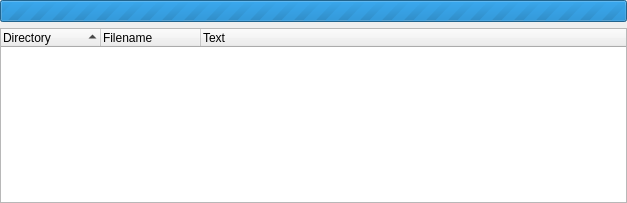
phoenix741/xinx, file framework/search/searchdock.ui: the form before one commit.
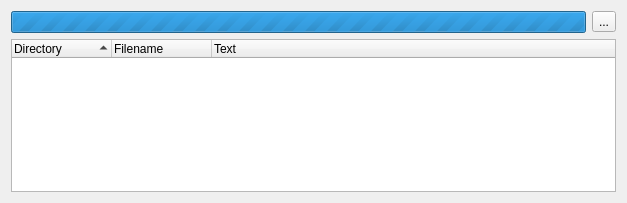
The form after the commit. Icons and pictures are not drawn.

Patch:
```diff
--- a/framework/search/searchdock.ui
+++ b/framework/search/searchdock.ui
@@ -11,9 +11,8 @@
    </rect>
   </property>
   <layout class="QVBoxLayout" name="verticalLayout">
-   <property name="margin">
-    <number>0</number>
-   </property>
+   <item>
+    <layout class="QHBoxLayout" name="horizontalLayout">
    <item>
     <widget class="QProgressBar" name="m_progressBar">
      <property name="maximum">
@@ -22,6 +21,19 @@
     </widget>
    </item>
    <item>
+      <widget class="QToolButton" name="_search_button">
+       <property name="text">
+        <string>...</string>
+       </property>
+       <property name="icon">
+        <iconset resource="../../xinx/application.qrc">
+         <normaloff>:/images/stop_search.png</normaloff>:/images/stop_search.png</iconset>
+       </property>
+      </widget>
+     </item>
+    </layout>
+   </item>
+   <item>
     <widget class="QTreeWidget" name="m_searchTreeWidget">
      <property name="rootIsDecorated">
       <bool>false</bool>
```
Left out of the diff: 4 changed lines with no effect on the pictures. Lines whose indentation alone changed are shown as unchanged.
